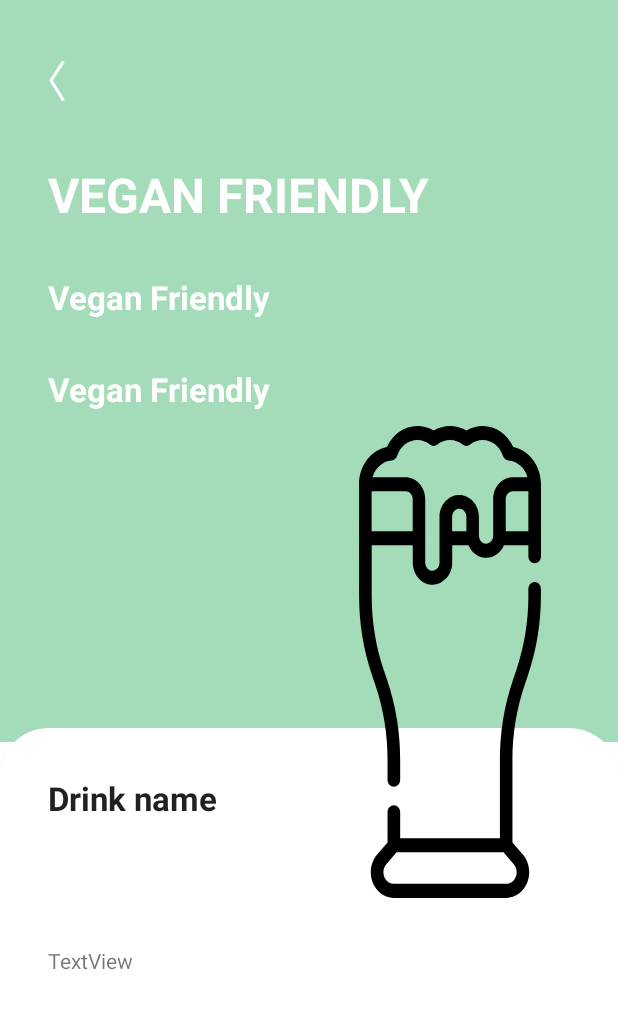
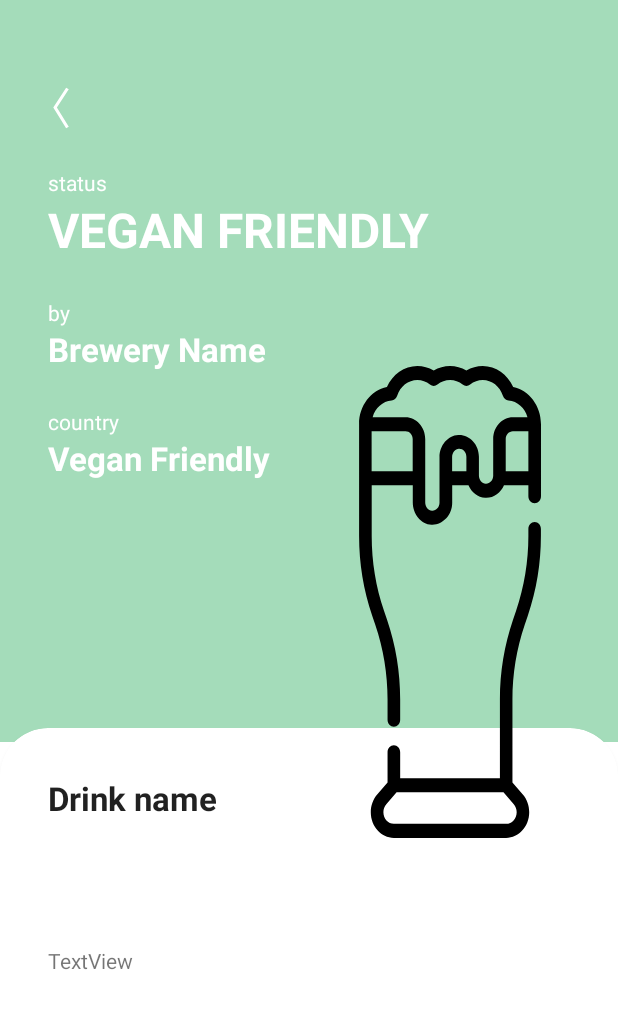
Before and after one commit to smbduknow/VeganDrinks, an Android app: the layout activity_product.xml on its own in the app's theme, with its tools: preview values and no code run, on a phone screen of 412 x 824 dp. Shown: the top 1009 px of the screen. Run offline under Robolectric (Android 15) with nearby library versions, the phone set to English and light mode, and no system bars.

Commit message:
Details design fixes

```diff
--- a/app/src/main/res/layout/activity_product.xml
+++ b/app/src/main/res/layout/activity_product.xml
@@ -34,11 +34,11 @@
 
     <androidx.appcompat.widget.AppCompatImageButton
         android:id="@+id/btn_back"
-        android:layout_width="wrap_content"
-        android:layout_height="wrap_content"
+        android:layout_width="32dp"
+        android:layout_height="32dp"
         android:layout_marginStart="24dp"
-        android:layout_marginTop="32dp"
-        android:background="?selectableItemBackgroundBorderless"
+        android:layout_marginTop="56dp"
+        android:background="?selectableItemBackground"
         android:clickable="true"
         android:focusable="true"
         android:padding="8dp"
@@ -47,51 +47,81 @@
         app:layout_constraintTop_toTopOf="parent" />
 
     <TextView
+        android:id="@+id/tv_label_status"
+        android:layout_width="wrap_content"
+        android:layout_height="wrap_content"
+        android:layout_marginStart="32dp"
+        android:layout_marginTop="24dp"
+        android:text="status"
+        android:textColor="@android:color/white"
+        app:layout_constraintStart_toStartOf="parent"
+        app:layout_constraintTop_toBottomOf="@id/btn_back" />
+    <TextView
         android:id="@+id/tv_status"
         android:layout_width="wrap_content"
         android:layout_height="wrap_content"
         android:layout_marginStart="32dp"
-        android:layout_marginTop="32dp"
         android:textAllCaps="true"
         android:textColor="@android:color/white"
         android:textSize="32sp"
         android:textStyle="bold"
         app:layout_constraintStart_toStartOf="parent"
-        app:layout_constraintTop_toBottomOf="@+id/btn_back"
+        app:layout_constraintTop_toBottomOf="@+id/tv_label_status"
         tools:text="Vegan Friendly" />
 
+    <TextView
+        android:id="@+id/tv_label_company"
+        android:layout_width="wrap_content"
+        android:layout_height="wrap_content"
+        android:layout_marginStart="32dp"
+        android:layout_marginTop="24dp"
+        android:text="by"
+        android:textColor="@android:color/white"
+        app:layout_constraintStart_toStartOf="parent"
+        app:layout_constraintTop_toBottomOf="@id/tv_status" />
     <TextView
         android:id="@+id/tv_company"
         android:layout_width="0dp"
         android:layout_height="wrap_content"
-        android:layout_marginTop="32dp"
         android:textColor="@android:color/white"
         android:textSize="22sp"
         android:textStyle="bold"
         app:layout_constraintEnd_toStartOf="@id/img_drink_icon"
         app:layout_constraintStart_toStartOf="@id/tv_status"
-        app:layout_constraintTop_toBottomOf="@+id/tv_status"
-        tools:text="Vegan Friendly" />
+        app:layout_constraintTop_toBottomOf="@+id/tv_label_company"
+        tools:text="Brewery Name" />
 
+    <TextView
+        android:id="@+id/tv_label_country"
+        android:layout_width="wrap_content"
+        android:layout_height="wrap_content"
+        android:layout_marginStart="32dp"
+        android:layout_marginTop="24dp"
+        android:text="country"
+        android:textColor="@android:color/white"
+        app:layout_constraintStart_toStartOf="parent"
+        app:layout_constraintTop_toBottomOf="@id/tv_company" />
     <TextView
         android:id="@+id/tv_country"
         android:layout_width="0dp"
         android:layout_height="wrap_content"
-        android:layout_marginTop="32dp"
         android:textColor="@android:color/white"
         android:textSize="22sp"
         android:textStyle="bold"
         app:layout_constraintEnd_toStartOf="@id/img_drink_icon"
         app:layout_constraintStart_toStartOf="@id/tv_company"
-        app:layout_constraintTop_toBottomOf="@+id/tv_company"
+        app:layout_constraintTop_toBottomOf="@+id/tv_label_country"
         tools:text="Vegan Friendly" />
 
     <androidx.appcompat.widget.AppCompatImageView
         android:id="@+id/img_drink_icon"
         android:layout_width="160dp"
-        android:layout_height="320dp"
+        android:layout_height="0dp"
         android:layout_marginEnd="32dp"
+        android:layout_marginTop="24dp"
         android:adjustViewBounds="true"
+        android:scaleType="fitCenter"
+        app:layout_constraintTop_toBottomOf="@id/tv_status"
         app:layout_constraintBottom_toBottomOf="@+id/title_text"
         app:layout_constraintEnd_toEndOf="parent"
         tools:srcCompat="@drawable/ic_beer" />
```
